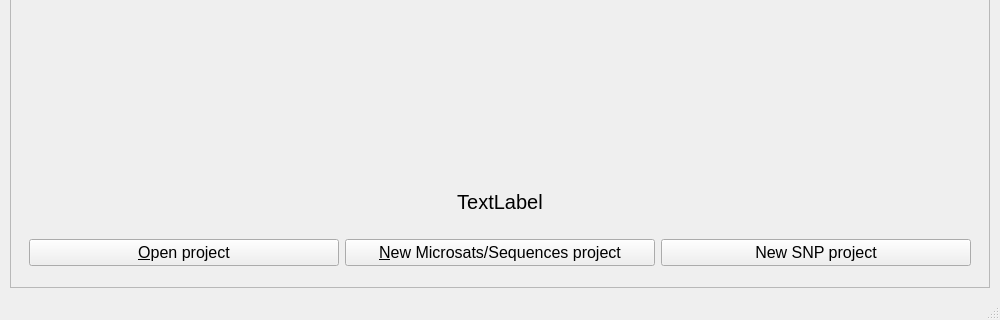
cbgp/diyabc, file python_interface/uis/diyabc.ui: the form before one commit; both pictures show x 0 to 1000 and y 430 to 750 of the 1000 by 750 pixel window.
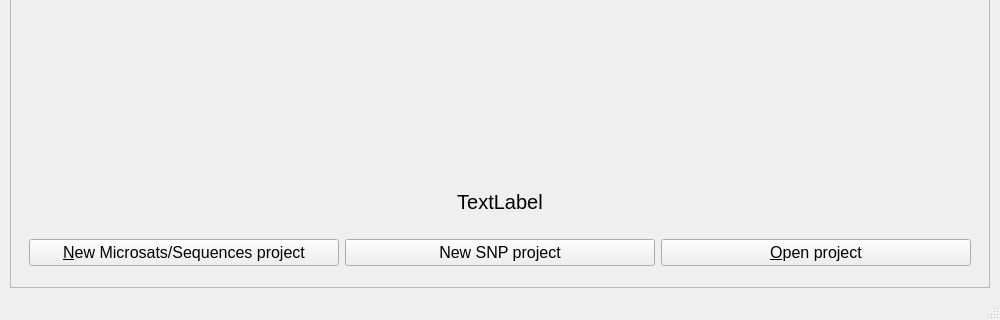
The form after the commit.

Commit message: pierre added to about, ordre boutons open new new

Diff of the .ui file:
```diff
--- a/python_interface/uis/diyabc.ui
+++ b/python_interface/uis/diyabc.ui
@@ -148,18 +148,6 @@
               <property name="bottomMargin">
                <number>1</number>
               </property>
-              <item>
-               <widget class="QPushButton" name="openProjectButton">
-                <property name="font">
-                 <font>
-                  <pointsize>12</pointsize>
-                 </font>
-                </property>
-                <property name="text">
-                 <string>&amp;Open project</string>
-                </property>
-               </widget>
-              </item>
               <item>
                <widget class="QPushButton" name="newMSSProjectButton">
                 <property name="font">
@@ -184,6 +172,18 @@
                 </property>
                </widget>
               </item>
+              <item>
+               <widget class="QPushButton" name="openProjectButton">
+                <property name="font">
+                 <font>
+                  <pointsize>12</pointsize>
+                 </font>
+                </property>
+                <property name="text">
+                 <string>&amp;Open project</string>
+                </property>
+               </widget>
+              </item>
              </layout>
             </widget>
            </item>
```
Left out of the diff: 1 changed line with no effect on the pictures. The commit also changes 1 other file.
